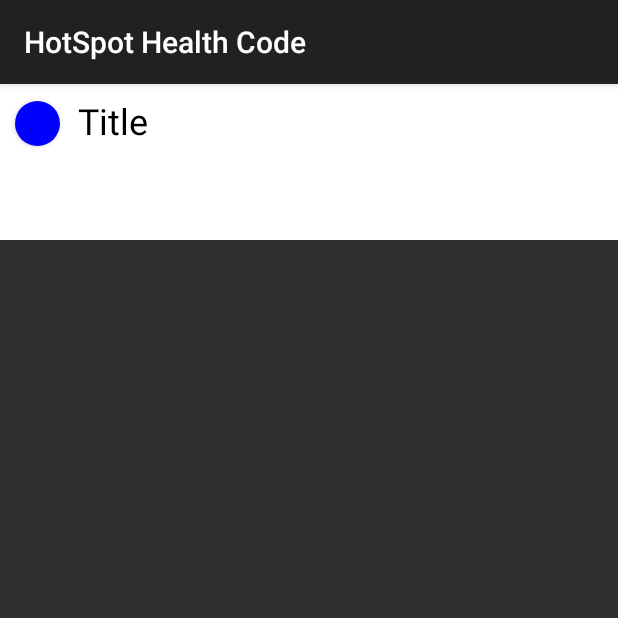
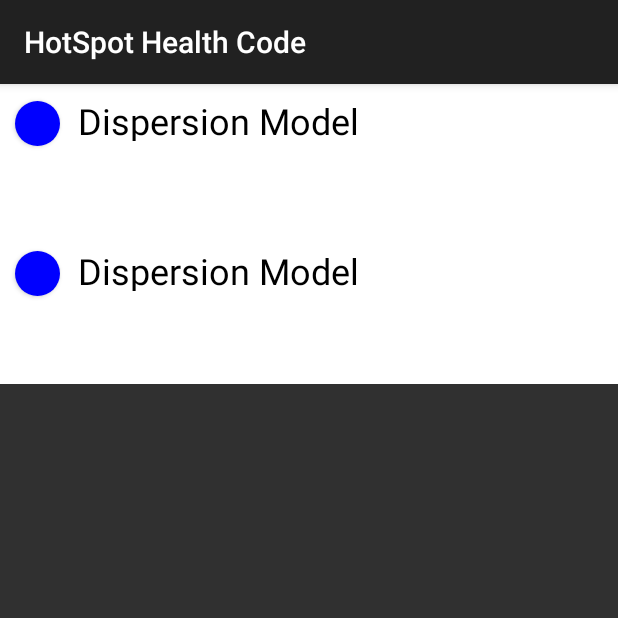
Before and after one commit to Shaniell/hotspotHealthCode, an Android app: the screen it shows after launch (StepperActivity), on a phone screen of 412 x 824 dp, the top half of it. Run offline under Robolectric (Android 15) with nearby library versions, the phone set to English and light mode, and no system bars.

Commit message:
Added some changes to step component and stepper

```diff
--- a/HotSpotHealthCode/app/build.gradle
+++ b/HotSpotHealthCode/app/build.gradle
@@ -16,6 +16,9 @@ android {
             minifyEnabled false
             proguardFiles getDefaultProguardFile('proguard-android.txt'), 'proguard-rules.pro'
         }
+        debug {
+            debuggable true
+        }
     }
 }
 
--- a/HotSpotHealthCode/app/src/main/AndroidManifest.xml
+++ b/HotSpotHealthCode/app/src/main/AndroidManifest.xml
@@ -17,7 +17,10 @@
         android:theme="@style/AppTheme">
         <activity
         android:name=".GeneralPlumeActivity"
-        android:label="@string/app_name">
+        android:label="@string/app_name"
+
+            >
+
     </activity>
 
     <activity
--- a/HotSpotHealthCode/app/src/main/java/com/hotspothealthcode/hotspothealthcode/Components/StepView.java
+++ /dev/null
@@ -1,161 +0,0 @@
-package com.hotspothealthcode.hotspothealthcode.Components;
-
-import android.animation.Animator;
-import android.animation.AnimatorListenerAdapter;
-import android.app.Fragment;
-import android.content.Context;
-import android.util.AttributeSet;
-import android.util.TypedValue;
-import android.view.LayoutInflater;
-import android.view.View;
-import android.view.ViewGroup;
-import android.view.animation.Animation;
-import android.view.animation.AnimationUtils;
-import android.widget.Button;
-import android.widget.FrameLayout;
-import android.widget.GridLayout;
-import android.widget.LinearLayout;
-
-import com.hotspothealthcode.hotspothealthcode.R;
-import com.hotspothealthcode.hotspothealthcode.fragments.GeneralPlumeSourceTermFragment;
-
-public class StepView extends GridLayout {
-
-    private Button stepIcon;
-    private Button stepContinueBtn;
-    private Button stepCancleBtn;
-    private LinearLayout stepContent;
-    private LinearLayout stepContentClosed;
-    private FrameLayout stepContentData;
-    private View stepLine;
-
-    public StepView(Context context) {
-        super(context);
-        initControl(context);
-    }
-
-    public StepView(Context context, AttributeSet attrs) {
-        super(context, attrs);
-        initControl(context);
-    }
-
-    public StepView(Context context, AttributeSet attrs, int defStyle) {
-        super(context, attrs, defStyle);
-        initControl(context);
-    }
-
-    @Override
-    protected void onMeasure(int widthSpec, int heightSpec) {
-        super.onMeasure(widthSpec, heightSpec);
-
-        /*.getLayoutParams().height = stepContent.getHeight();
-
-        stepLine.requestLayout();*/
-    }
-
-    private void initControl(Context context)
-    {
-        LayoutInflater inflater = (LayoutInflater)
-        context.getSystemService(Context.LAYOUT_INFLATER_SERVICE);
-
-        inflater.inflate(R.layout.step_view, this);
-
-        this.stepIcon = (Button)findViewById(R.id.stepIconBtn);
-        this.stepContinueBtn = (Button)findViewById(R.id.stepContinueBtn);
-        this.stepCancleBtn = (Button)findViewById(R.id.stepCancelBtn);
-        this.stepContent = (LinearLayout)findViewById(R.id.stepContent);
-        this.stepContentClosed = (LinearLayout)findViewById(R.id.stepContentClosed);
-        this.stepContentData = (FrameLayout)findViewById(R.id.stepContentData);
-        this.stepLine = findViewById(R.id.stepVerLine);
-
-        this.stepIcon.setOnClickListener(new OnClickListener() {
-            @Override
-            public void onClick(View v) {
-
-                // If the content is visible do hide animation
-                if(stepContent.getVisibility() == View.VISIBLE) {
-
-                    stepLine.setPivotY(1);
-                    stepLine.animate()
-                             .scaleY(0.2f)
-                            .setListener(new AnimatorListenerAdapter() {
-                                @Override
-                                public void onAnimationEnd(Animator animation) {
-                                    super.onAnimationEnd(animation);
-                                }
-                            });
-
-                    stepContent.animate()
-                            .translationY(-stepContent.getHeight())
-                            .alpha(0.0f)
-                            .setListener(new AnimatorListenerAdapter() {
-                                @Override
-                                public void onAnimationEnd(Animator animation) {
-                                    super.onAnimationEnd(animation);
-                                    stepContent.setVisibility(View.GONE);
-                                    stepContentClosed.setVisibility(View.VISIBLE);
-
-                                    //stepLine.getLayoutParams().height = stepContentClosed.getHeight();
-
-                                    //stepLine.requestLayout();
-                                }
-                            });
-                }
-                else // If the content is invisible do show animation
-                {
-                    stepLine.setPivotY(0);
-                    stepLine.animate()
-                            .scaleY(1.0f)
-                            .setListener(new AnimatorListenerAdapter() {
-                                @Override
-                                public void onAnimationEnd(Animator animation) {
-                                    super.onAnimationEnd(animation);
-                                }
-                            });
-
-                    stepContentClosed.setVisibility(View.GONE);
-                    stepContent.setVisibility(View.VISIBLE);
-
-                    stepContent.animate()
-                            .translationY(0)
-                            .alpha(1.0f)
-                            .setListener(new AnimatorListenerAdapter() {
-                                @Override
-                                public void onAnimationEnd(Animator animation) {
-                                    super.onAnimationEnd(animation);
-
-                                    /*stepLine.getLayoutParams().height = stepContent.getHeight();
-
-                                    stepLine.requestLayout();*/
-                                }
-                            });
-                }
-
-                /*stepContent.setVisibility(View.GONE);
-                stepContent.setAlpha(1.0f);
-
-                // Start the animation
-                stepContent.animate()
-                        .translationY(-stepContent.getHeight())
-                        .alpha(0.0f);*/
-
-
-            }
-        });
-
-        ViewGroup.LayoutParams layoutParams = this.stepLine.getLayoutParams();
-
-        layoutParams.height = ViewGroup.LayoutParams.WRAP_CONTENT;
-
-        this.stepLine.setLayoutParams(layoutParams);
-
-        // layout is inflated, assign local variables to components
-        /*header = (LinearLayout)findViewById(R.id.calendar_header);
-        btnPrev = (ImageView)findViewById(R.id.calendar_prev_button);
-        btnNext = (ImageView)findViewById(R.id.calendar_next_button);
-        txtDate = (TextView)findViewById(R.id.calendar_date_display);
-        grid = (GridView)findViewById(R.id.calendar_grid);*/
-    }
-
-
-}
--- /dev/null
+++ b/HotSpotHealthCode/app/src/main/java/com/hotspothealthcode/hotspothealthcode/Components/Steps/ChooseModelStepView.java
@@ -0,0 +1,31 @@
+package com.hotspothealthcode.hotspothealthcode.Components.Steps;
+
+import android.content.Context;
+import android.util.AttributeSet;
+
+/**
+ * Created by Giladl on 16/01/2016.
+ */
+public class ChooseModelStepView extends StepView
+{
+    public ChooseModelStepView(Context context, String title, OnClickListener continueBtnHandler, int contentViewId) {
+        super(context, title, continueBtnHandler, contentViewId);
+    }
+
+    public ChooseModelStepView(Context context) {
+        super(context);
+    }
+
+    public ChooseModelStepView(Context context, AttributeSet attrs) {
+        super(context, attrs);
+    }
+
+    public ChooseModelStepView(Context context, AttributeSet attrs, int defStyle) {
+        super(context, attrs, defStyle);
+    }
+
+    @Override
+    protected boolean validateData() {
+        return false;
+    }
+}
--- a/HotSpotHealthCode/app/src/main/java/com/hotspothealthcode/hotspothealthcode/Components/LayoutResizeAnimation.java
+++ b/HotSpotHealthCode/app/src/main/java/com/hotspothealthcode/hotspothealthcode/Components/Steps/LayoutResizeAnimation.java
@@ -1,4 +1,4 @@
-package com.hotspothealthcode.hotspothealthcode.Components;
+package com.hotspothealthcode.hotspothealthcode.Components.Steps;
 
 import android.view.View;
 import android.view.ViewGroup;
--- a/HotSpotHealthCode/app/src/main/java/com/hotspothealthcode/hotspothealthcode/Components/StepIcon.java
+++ b/HotSpotHealthCode/app/src/main/java/com/hotspothealthcode/hotspothealthcode/Components/Steps/StepIcon.java
@@ -1,4 +1,4 @@
-package com.hotspothealthcode.hotspothealthcode.Components;
+package com.hotspothealthcode.hotspothealthcode.Components.Steps;
 
 import android.graphics.Canvas;
 import android.graphics.ColorFilter;
--- /dev/null
+++ b/HotSpotHealthCode/app/src/main/java/com/hotspothealthcode/hotspothealthcode/Components/Steps/StepView.java
@@ -0,0 +1,169 @@
+package com.hotspothealthcode.hotspothealthcode.Components.Steps;
+
+import android.animation.Animator;
+import android.animation.AnimatorListenerAdapter;
+import android.content.Context;
+import android.graphics.Color;
+import android.util.AttributeSet;
+import android.view.LayoutInflater;
+import android.view.View;
+import android.widget.Button;
+import android.widget.FrameLayout;
+import android.widget.GridLayout;
+import android.widget.LinearLayout;
+import android.widget.TextView;
+
+import com.hotspothealthcode.hotspothealthcode.R;
+
+public abstract class StepView extends GridLayout {
+
+    protected static final int CURRENT_STEP = Color.parseColor("#C5CAE9");
+    protected static final int REGULAR_STEP = Color.WHITE;
+
+    protected Button stepIcon;
+    protected Button stepContinueBtn;
+    protected Button stepCancleBtn;
+    protected LinearLayout stepContent;
+    protected LinearLayout stepContentClosed;
+    protected FrameLayout stepContentData;
+    protected LinearLayout stepTitleLayout;
+    protected TextView stepTitle;
+    protected View stepLine;
+    protected String title;
+    protected View contentView;
+
+    public StepView(Context context, String title, OnClickListener continueBtnHandler, int contentViewId) {
+        super(context);
+        initControl(context, title, continueBtnHandler, contentViewId);
+    }
+
+    public StepView(Context context) {
+        super(context);
+    }
+
+    public StepView(Context context, AttributeSet attrs) {
+        super(context, attrs);
+    }
+
+    public StepView(Context context, AttributeSet attrs, int defStyle) {
+        super(context, attrs, defStyle);
+    }
+
+    private void initControl(Context context, String title, OnClickListener continueBtnHandler, int contentViewId)
+    {
+        LayoutInflater inflater = (LayoutInflater)context.getSystemService(Context.LAYOUT_INFLATER_SERVICE);
+
+        inflater.inflate(R.layout.step_view, this);
+
+        this.stepIcon = (Button)findViewById(R.id.stepIconBtn);
+        this.stepContinueBtn = (Button)findViewById(R.id.stepContinueBtn);
+        this.stepCancleBtn = (Button)findViewById(R.id.stepCancelBtn);
+        this.stepContent = (LinearLayout)findViewById(R.id.stepContent);
+        this.stepContentClosed = (LinearLayout)findViewById(R.id.stepContentClosed);
+        this.stepTitleLayout = (LinearLayout)findViewById(R.id.stepTitleLayout);
+        this.stepContentData = (FrameLayout)findViewById(R.id.stepContentData);
+        this.stepTitle = (TextView)findViewById(R.id.stepTitle);
+        this.stepLine = findViewById(R.id.stepVerLine);
+
+        // Load step content
+        this.contentView = findViewById(contentViewId);
+        inflater.inflate(contentViewId, this.stepContentData);
+
+        // Set title
+        this.stepTitle.setText(title.toCharArray(), 0, title.length());
+
+        this.stepContinueBtn.setOnClickListener(continueBtnHandler);
+
+        this.stepTitleLayout.setOnClickListener(new OnClickListener() {
+            @Override
+            public void onClick(View v) {
+
+                // If the content is visible do hide animation
+                if (stepContent.getVisibility() == View.VISIBLE) {
+                    hideContent();
+
+                } else // If the content is invisible do show animation
+                {
+                    showContent();
+                }
+            }
+        });
+    }
+
+    public void showContent()
+    {
+        stepTitleLayout.setBackgroundColor(StepView.CURRENT_STEP);
+
+        stepLine.setPivotY(0);
+        stepLine.animate()
+                .scaleY(1.0f)
+                .setListener(new AnimatorListenerAdapter() {
+                    @Override
+                    public void onAnimationEnd(Animator animation) {
+                        super.onAnimationEnd(animation);
+                    }
+                });
+
+        stepContentClosed.setVisibility(View.GONE);
+        stepContent.setVisibility(View.VISIBLE);
+
+        stepContent.animate()
+                .translationY(0)
+                .alpha(1.0f)
+                .setListener(new AnimatorListenerAdapter() {
+                    @Override
+                    public void onAnimationEnd(Animator animation) {
+                        super.onAnimationEnd(animation);
+
+                    }
+                });
+    }
+
+    public void hideContent()
+    {
+        stepTitleLayout.setBackgroundColor(StepView.REGULAR_STEP);
+
+        stepLine.setPivotY(1);
+
+        stepLine.animate()
+                .scaleY(0.2f)
+                .setListener(new AnimatorListenerAdapter() {
+                    @Override
+                    public void onAnimationEnd(Animator animation) {
+                        super.onAnimationEnd(animation);
+                    }
+                });
+
+        stepContent.animate()
+                .translationY(-stepContent.getHeight())
+                .alpha(0.0f)
+                .setListener(new AnimatorListenerAdapter() {
+                    @Override
+                    public void onAnimationEnd(Animator animation) {
+                        super.onAnimationEnd(animation);
+
+                        stepContent.setVisibility(View.GONE);
+                        stepContentClosed.setVisibility(View.VISIBLE);
+                    }
+                });
+    }
+
+    public void setContinueHandler(OnClickListener listener)
+    {
+        this.stepContinueBtn.setOnClickListener(listener);
+    }
+
+    public boolean continueToNextStep()
+    {
+        boolean isDataValid = this.validateData();
+
+        if(isDataValid)
+        {
+            this.hideContent();
+        }
+
+        return isDataValid;
+    }
+
+    protected abstract boolean validateData();
+}
--- a/HotSpotHealthCode/app/src/main/java/com/hotspothealthcode/hotspothealthcode/StepperActivity.java
+++ b/HotSpotHealthCode/app/src/main/java/com/hotspothealthcode/hotspothealthcode/StepperActivity.java
@@ -2,10 +2,10 @@ package com.hotspothealthcode.hotspothealthcode;
 
 import android.os.Bundle;
 import android.app.Activity;
-import android.view.View;
 import android.widget.LinearLayout;
 
-import com.hotspothealthcode.hotspothealthcode.Components.StepView;
+import com.hotspothealthcode.hotspothealthcode.Components.Steps.ChooseModelStepView;
+import com.hotspothealthcode.hotspothealthcode.Components.Steps.StepView;
 
 public class StepperActivity extends Activity {
 
@@ -16,11 +16,13 @@ public class StepperActivity extends Activity {
 
         LinearLayout stepLinearView = (LinearLayout) findViewById(R.id.stepperLinearView);
 
-        StepView stepView = new StepView(getApplicationContext());
+        StepView stepView = new ChooseModelStepView(getApplicationContext(), "Dispersion Model", null, R.layout.fragment_general_plume_source_term);
 
         stepLinearView.addView(stepView);
 
+        StepView stepView2 = new ChooseModelStepView(getApplicationContext(), "Dispersion Model", null, R.layout.fragment_general_plume_source_term);
 
+        stepLinearView.addView(stepView2);
     }
 
     @Override
--- a/HotSpotHealthCode/app/src/main/res/layout/step_view.xml
+++ b/HotSpotHealthCode/app/src/main/res/layout/step_view.xml
@@ -3,6 +3,15 @@
     android:layout_width="match_parent"
     android:layout_height="wrap_content"
     android:background="#fff"
+    android:orientation="horizontal">
+
+    <LinearLayout
+        android:id="@+id/stepTitleLayout"
+        android:layout_width="match_parent"
+        android:layout_height="50dp"
+        android:layout_column="0"
+        android:layout_row="0"
+        android:layout_columnSpan="2"
         android:orientation="horizontal">
 
         <Button
@@ -12,8 +21,6 @@
             android:background="@drawable/step_icon_reg"
             android:layout_marginLeft="10dp"
             android:layout_marginTop="6dp"
-        android:layout_row="0"
-        android:layout_column="0"
             />
 
         <TextView
@@ -23,18 +30,17 @@
             android:layout_marginLeft="12dp"
             android:layout_marginTop="8dp"
             android:layout_marginBottom="16dp"
-        android:layout_row="0"
-        android:layout_column="1"
             android:text="Title"
             android:textColor="#000"
             android:textSize="24dp" />
 
+    </LinearLayout>
+
     <View
         android:id="@+id/stepVerLine"
         android:layout_width="1dp"
-            android:layout_height="50dp"
         android:background="#FF0000FF"
-            android:layout_marginLeft="25dp"
+        android:layout_marginLeft="10dp"
         android:layout_column="0"
         android:layout_row="1"
         android:visibility="visible"/>
@@ -66,9 +72,9 @@
 
             <FrameLayout xmlns:android="http://schemas.android.com/apk/res/android"
                 android:id="@+id/stepContentData"
-                android:layout_width="200dp"
-                android:layout_height="200dp"
-                android:layout_marginLeft="15dp"
+                android:layout_width="320dp"
+                android:layout_height="wrap_content"
+                android:layout_marginLeft="10dp"
                 android:layout_column="0"
                 android:layout_row="0"
                 android:background="#f0f" >
```
Also changed, not shown: HotSpotHealthCode/app/src/main/res/layout/fragment_general_plume_source_term.xml (+34 -47 lines). Lines whose indentation alone changed are shown as unchanged.
